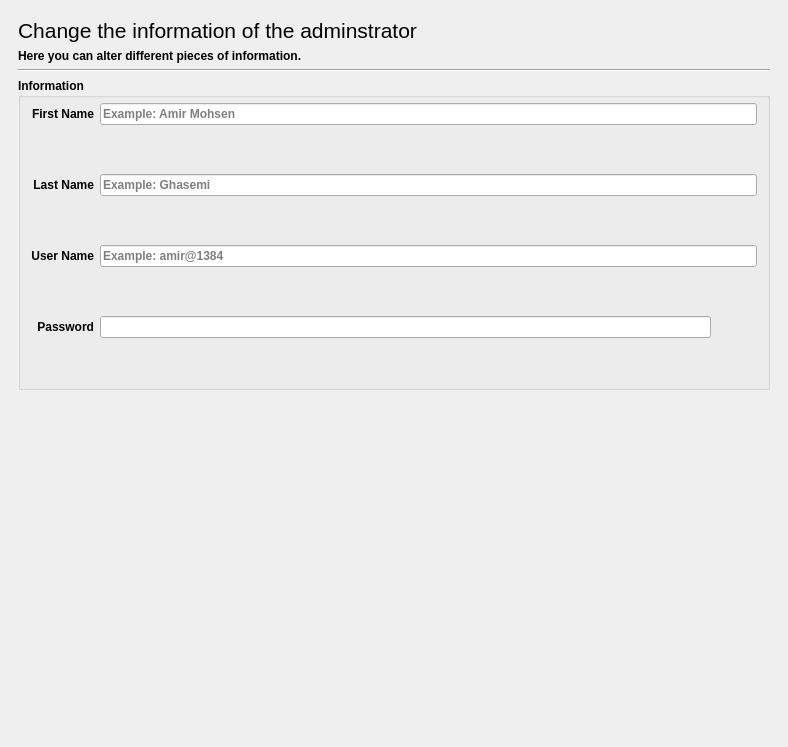
Above: ui/windows/adminwindow.ui from amirmohsen1384/mockingbird before the change. Below: the same form after it.
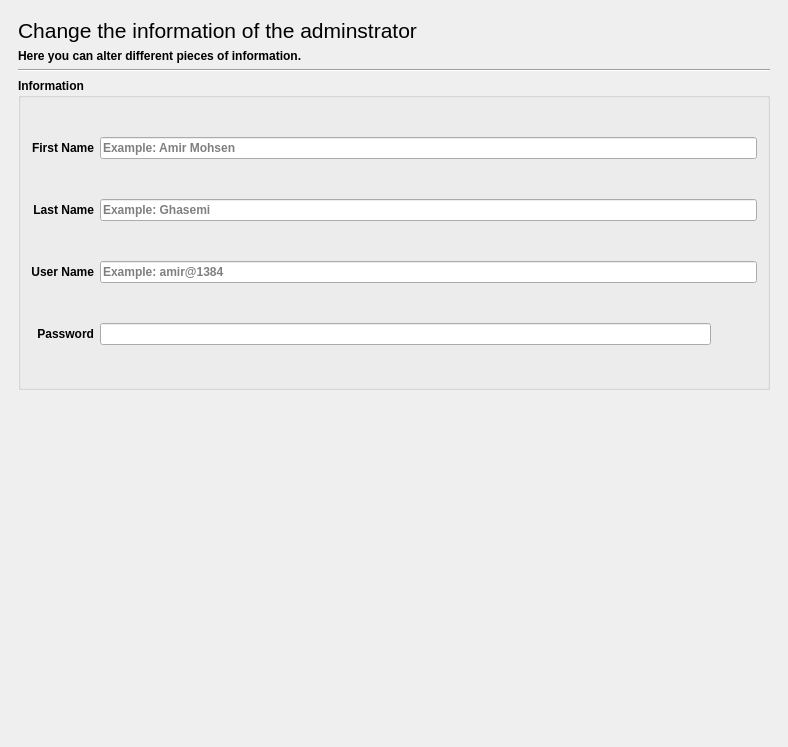
That is the form after the change. The open tabs and pages were chosen to show the change. Icons and pictures are not drawn.

Commit message: Implemented the meta data section of the page

What changed in the file:
```diff
--- a/ui/windows/adminwindow.ui
+++ b/ui/windows/adminwindow.ui
@@ -341,22 +341,6 @@
            <property name="bottomMargin">
             <number>6</number>
            </property>
-           <item row="2" column="0">
-            <widget class="QLabel" name="lastNameLabel">
-             <property name="sizePolicy">
-              <sizepolicy hsizetype="Preferred" vsizetype="Preferred">
-               <horstretch>0</horstretch>
-               <verstretch>0</verstretch>
-              </sizepolicy>
-             </property>
-             <property name="text">
-              <string>Last Name</string>
-             </property>
-             <property name="alignment">
-              <set>Qt::AlignmentFlag::AlignRight|Qt::AlignmentFlag::AlignTrailing|Qt::AlignmentFlag::AlignVCenter</set>
-             </property>
-            </widget>
-           </item>
            <item row="0" column="1" colspan="2">
             <widget class="QLineEdit" name="firstNameEdit">
              <property name="sizePolicy">
@@ -373,70 +357,6 @@
              </property>
             </widget>
            </item>
-           <item row="5" column="1" colspan="2">
-            <widget class="QLabel" name="userNameWarningLabel">
-             <property name="sizePolicy">
-              <sizepolicy hsizetype="MinimumExpanding" vsizetype="Preferred">
-               <horstretch>0</horstretch>
-               <verstretch>0</verstretch>
-              </sizepolicy>
-             </property>
-             <property name="text">
-              <string/>
-             </property>
-             <property name="alignment">
-              <set>Qt::AlignmentFlag::AlignLeading|Qt::AlignmentFlag::AlignLeft|Qt::AlignmentFlag::AlignTop</set>
-             </property>
-            </widget>
-           </item>
-           <item row="2" column="1" colspan="2">
-            <widget class="QLineEdit" name="lastNameEdit">
-             <property name="sizePolicy">
-              <sizepolicy hsizetype="MinimumExpanding" vsizetype="Fixed">
-               <horstretch>0</horstretch>
-               <verstretch>0</verstretch>
-              </sizepolicy>
-             </property>
-             <property name="placeholderText">
-              <string>Example: Ghasemi</string>
-             </property>
-             <property name="clearButtonEnabled">
-              <bool>true</bool>
-             </property>
-            </widget>
-           </item>
-           <item row="4" column="1" colspan="2">
-            <widget class="QLineEdit" name="userNameEdit">
-             <property name="sizePolicy">
-              <sizepolicy hsizetype="MinimumExpanding" vsizetype="Fixed">
-               <horstretch>0</horstretch>
-               <verstretch>0</verstretch>
-              </sizepolicy>
-             </property>
-             <property name="placeholderText">
-              <string>Example: amir@1384</string>
-             </property>
-             <property name="clearButtonEnabled">
-              <bool>true</bool>
-             </property>
-            </widget>
-           </item>
-           <item row="4" column="0">
-            <widget class="QLabel" name="userNameLabel">
-             <property name="sizePolicy">
-              <sizepolicy hsizetype="Preferred" vsizetype="Preferred">
-               <horstretch>0</horstretch>
-               <verstretch>0</verstretch>
-              </sizepolicy>
-             </property>
-             <property name="text">
-              <string>User Name</string>
-             </property>
-             <property name="alignment">
-              <set>Qt::AlignmentFlag::AlignRight|Qt::AlignmentFlag::AlignTrailing|Qt::AlignmentFlag::AlignVCenter</set>
-             </property>
-            </widget>
-           </item>
            <item row="0" column="0">
             <widget class="QLabel" name="firstNameLabel">
              <property name="sizePolicy">
@@ -453,7 +373,39 @@
              </property>
             </widget>
            </item>
-           <item row="6" column="0">
+           <item row="1" column="1" colspan="2">
+            <widget class="QLineEdit" name="lastNameEdit">
+             <property name="sizePolicy">
+              <sizepolicy hsizetype="MinimumExpanding" vsizetype="Fixed">
+               <horstretch>0</horstretch>
+               <verstretch>0</verstretch>
+              </sizepolicy>
+             </property>
+             <property name="placeholderText">
+              <string>Example: Ghasemi</string>
+             </property>
+             <property name="clearButtonEnabled">
+              <bool>true</bool>
+             </property>
+            </widget>
+           </item>
+           <item row="1" column="0">
+            <widget class="QLabel" name="lastNameLabel">
+             <property name="sizePolicy">
+              <sizepolicy hsizetype="Preferred" vsizetype="Preferred">
+               <horstretch>0</horstretch>
+               <verstretch>0</verstretch>
+              </sizepolicy>
+             </property>
+             <property name="text">
+              <string>Last Name</string>
+             </property>
+             <property name="alignment">
+              <set>Qt::AlignmentFlag::AlignRight|Qt::AlignmentFlag::AlignTrailing|Qt::AlignmentFlag::AlignVCenter</set>
+             </property>
+            </widget>
+           </item>
+           <item row="3" column="0">
             <widget class="QLabel" name="passwordLabel">
              <property name="sizePolicy">
               <sizepolicy hsizetype="Preferred" vsizetype="Preferred">
@@ -469,71 +421,7 @@
              </property>
             </widget>
            </item>
-           <item row="1" column="1" colspan="2">
-            <widget class="QLabel" name="firstNameWarningLabel">
-             <property name="sizePolicy">
-              <sizepolicy hsizetype="MinimumExpanding" vsizetype="Preferred">
-               <horstretch>0</horstretch>
-               <verstretch>0</verstretch>
-              </sizepolicy>
-             </property>
-             <property name="text">
-              <string/>
-             </property>
-             <property name="alignment">
-              <set>Qt::AlignmentFlag::AlignLeading|Qt::AlignmentFlag::AlignLeft|Qt::AlignmentFlag::AlignTop</set>
-             </property>
-            </widget>
-           </item>
-           <item row="3" column="1">
-            <widget class="QLabel" name="lastNameWarningLabel">
-             <property name="sizePolicy">
-              <sizepolicy hsizetype="MinimumExpanding" vsizetype="Preferred">
-               <horstretch>0</horstretch>
-               <verstretch>0</verstretch>
-              </sizepolicy>
-             </property>
-             <property name="text">
-              <string/>
-             </property>
-             <property name="alignment">
-              <set>Qt::AlignmentFlag::AlignLeading|Qt::AlignmentFlag::AlignLeft|Qt::AlignmentFlag::AlignTop</set>
-             </property>
-            </widget>
-           </item>
-           <item row="7" column="1">
-            <widget class="QLabel" name="passwordWarningLabel">
-             <property name="sizePolicy">
-              <sizepolicy hsizetype="MinimumExpanding" vsizetype="Preferred">
-               <horstretch>0</horstretch>
-               <verstretch>0</verstretch>
-              </sizepolicy>
-             </property>
-             <property name="text">
-              <string/>
-             </property>
-             <property name="alignment">
-              <set>Qt::AlignmentFlag::AlignLeading|Qt::AlignmentFlag::AlignLeft|Qt::AlignmentFlag::AlignTop</set>
-             </property>
-            </widget>
-           </item>
-           <item row="6" column="1">
-            <widget class="QLineEdit" name="passwordEdit">
-             <property name="sizePolicy">
-              <sizepolicy hsizetype="MinimumExpanding" vsizetype="Fixed">
-               <horstretch>0</horstretch>
-               <verstretch>0</verstretch>
-              </sizepolicy>
-             </property>
-             <property name="echoMode">
-              <enum>QLineEdit::EchoMode::Password</enum>
-             </property>
-             <property name="clearButtonEnabled">
-              <bool>true</bool>
-             </property>
-            </widget>
-           </item>
-           <item row="6" column="2">
+           <item row="3" column="2">
             <widget class="QPushButton" name="showPasswordButton">
              <property name="toolTip">
               <string>Show Password</string>
@@ -551,11 +439,62 @@
                <height>32</height>
               </size>
              </property>
+             <property name="checkable">
+              <bool>true</bool>
+             </property>
              <property name="flat">
               <bool>true</bool>
              </property>
             </widget>
            </item>
+           <item row="3" column="1">
+            <widget class="QLineEdit" name="passwordEdit">
+             <property name="sizePolicy">
+              <sizepolicy hsizetype="MinimumExpanding" vsizetype="Fixed">
+               <horstretch>0</horstretch>
+               <verstretch>0</verstretch>
+              </sizepolicy>
+             </property>
+             <property name="echoMode">
+              <enum>QLineEdit::EchoMode::Password</enum>
+             </property>
+             <property name="clearButtonEnabled">
+              <bool>true</bool>
+             </property>
+            </widget>
+           </item>
+           <item row="2" column="1" colspan="2">
+            <widget class="QLineEdit" name="userNameEdit">
+             <property name="sizePolicy">
+              <sizepolicy hsizetype="MinimumExpanding" vsizetype="Fixed">
+               <horstretch>0</horstretch>
+               <verstretch>0</verstretch>
+              </sizepolicy>
+             </property>
+             <property name="placeholderText">
+              <string>Example: amir@1384</string>
+             </property>
+             <property name="clearButtonEnabled">
+              <bool>true</bool>
+             </property>
+            </widget>
+           </item>
+           <item row="2" column="0">
+            <widget class="QLabel" name="userNameLabel">
+             <property name="sizePolicy">
+              <sizepolicy hsizetype="Preferred" vsizetype="Preferred">
+               <horstretch>0</horstretch>
+               <verstretch>0</verstretch>
+              </sizepolicy>
+             </property>
+             <property name="text">
+              <string>User Name</string>
+             </property>
+             <property name="alignment">
+              <set>Qt::AlignmentFlag::AlignRight|Qt::AlignmentFlag::AlignTrailing|Qt::AlignmentFlag::AlignVCenter</set>
+             </property>
+            </widget>
+           </item>
           </layout>
          </widget>
         </item>
```
Left out of the diff: 143 changed lines with no effect on the pictures. The commit also changes 2 other files.
